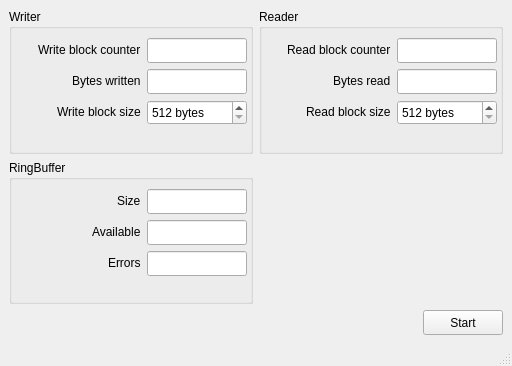
This is MainWindow.ui in johnco3/RingBuffer as Qt 5 draws it before an edit. The edited form follows.
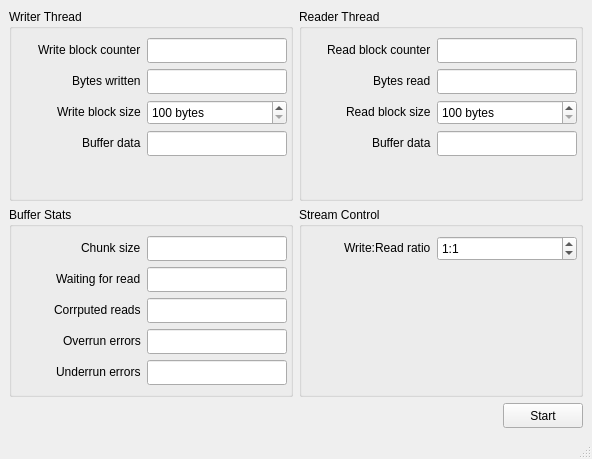
This is the edited form.

Commit message: Added buffer preview Added error counters Added write/read ratio Added underrun/overrun counters

What changed in the file:
```diff
--- a/MainWindow.ui
+++ b/MainWindow.ui
@@ -6,8 +6,8 @@
    <rect>
     <x>0</x>
     <y>0</y>
-    <width>512</width>
-    <height>366</height>
+    <width>592</width>
+    <height>459</height>
    </rect>
   </property>
   <property name="windowTitle">
@@ -18,11 +18,11 @@
     <item>
      <layout class="QVBoxLayout" name="verticalLayout">
       <item>
-       <layout class="QGridLayout" name="gridLayout">
+       <layout class="QGridLayout" name="gridLayout" rowstretch="1,0">
         <item row="0" column="0">
          <widget class="QGroupBox" name="groupBox">
           <property name="title">
-           <string>Writer</string>
+           <string>Writer Thread</string>
           </property>
           <layout class="QFormLayout" name="formLayout">
            <property name="labelAlignment">
@@ -45,13 +45,13 @@
             <widget class="QLineEdit" name="writeBlockCounter">
              <property name="minimumSize">
               <size>
-               <width>100</width>
+               <width>140</width>
                <height>25</height>
               </size>
              </property>
              <property name="maximumSize">
               <size>
-               <width>100</width>
+               <width>140</width>
                <height>25</height>
               </size>
              </property>
@@ -71,13 +71,13 @@
             <widget class="QLineEdit" name="bytesWritten">
              <property name="minimumSize">
               <size>
-               <width>100</width>
+               <width>140</width>
                <height>25</height>
               </size>
              </property>
              <property name="maximumSize">
               <size>
-               <width>100</width>
+               <width>140</width>
                <height>25</height>
               </size>
              </property>
@@ -97,13 +97,13 @@
             <widget class="QSpinBox" name="writeBlockSize">
              <property name="minimumSize">
               <size>
-               <width>100</width>
+               <width>140</width>
                <height>25</height>
               </size>
              </property>
              <property name="maximumSize">
               <size>
-               <width>100</width>
+               <width>140</width>
                <height>25</height>
               </size>
              </property>
@@ -111,13 +111,42 @@
               <string> bytes</string>
              </property>
              <property name="minimum">
-              <number>512</number>
+              <number>100</number>
              </property>
              <property name="maximum">
-              <number>8192</number>
+              <number>10000</number>
              </property>
              <property name="singleStep">
-              <number>512</number>
+              <number>100</number>
+             </property>
+             <property name="value">
+              <number>100</number>
+             </property>
+            </widget>
+           </item>
+           <item row="3" column="1">
+            <widget class="QLineEdit" name="writePreview">
+             <property name="minimumSize">
+              <size>
+               <width>140</width>
+               <height>25</height>
+              </size>
+             </property>
+             <property name="maximumSize">
+              <size>
+               <width>140</width>
+               <height>25</height>
+              </size>
+             </property>
+            </widget>
+           </item>
+           <item row="3" column="0">
+            <widget class="QLabel" name="label_18">
+             <property name="text">
+              <string>Buffer data</string>
+             </property>
+             <property name="alignment">
+              <set>Qt::AlignLeading|Qt::AlignLeft|Qt::AlignVCenter</set>
              </property>
             </widget>
            </item>
@@ -127,7 +156,7 @@
         <item row="0" column="1">
          <widget class="QGroupBox" name="groupBox_2">
           <property name="title">
-           <string>Reader</string>
+           <string>Reader Thread</string>
           </property>
           <layout class="QFormLayout" name="formLayout_2">
            <property name="labelAlignment">
@@ -150,13 +179,13 @@
             <widget class="QLineEdit" name="readBlockCounter">
              <property name="minimumSize">
               <size>
-               <width>100</width>
+               <width>140</width>
                <height>25</height>
               </size>
              </property>
              <property name="maximumSize">
               <size>
-               <width>100</width>
+               <width>140</width>
                <height>25</height>
               </size>
              </property>
@@ -176,13 +205,13 @@
             <widget class="QLineEdit" name="bytesRead">
              <property name="minimumSize">
               <size>
-               <width>100</width>
+               <width>140</width>
                <height>25</height>
               </size>
              </property>
              <property name="maximumSize">
               <size>
-               <width>100</width>
+               <width>140</width>
                <height>25</height>
               </size>
              </property>
@@ -202,13 +231,13 @@
             <widget class="QSpinBox" name="readBlockSize">
              <property name="minimumSize">
               <size>
-               <width>100</width>
+               <width>140</width>
                <height>25</height>
               </size>
              </property>
              <property name="maximumSize">
               <size>
-               <width>100</width>
+               <width>140</width>
                <height>25</height>
               </size>
              </property>
@@ -216,13 +245,42 @@
               <string> bytes</string>
              </property>
              <property name="minimum">
-              <number>512</number>
+              <number>100</number>
              </property>
              <property name="maximum">
-              <number>8192</number>
+              <number>10000</number>
              </property>
              <property name="singleStep">
-              <number>512</number>
+              <number>100</number>
+             </property>
+             <property name="value">
+              <number>100</number>
+             </property>
+            </widget>
+           </item>
+           <item row="3" column="1">
+            <widget class="QLineEdit" name="readPreview">
+             <property name="minimumSize">
+              <size>
+               <width>140</width>
+               <height>25</height>
+              </size>
+             </property>
+             <property name="maximumSize">
+              <size>
+               <width>140</width>
+               <height>25</height>
+              </size>
+             </property>
+            </widget>
+           </item>
+           <item row="3" column="0">
+            <widget class="QLabel" name="label_20">
+             <property name="text">
+              <string>Buffer data</string>
+             </property>
+             <property name="alignment">
+              <set>Qt::AlignLeading|Qt::AlignLeft|Qt::AlignVCenter</set>
              </property>
             </widget>
            </item>
@@ -232,7 +290,7 @@
         <item row="1" column="0">
          <widget class="QGroupBox" name="groupBox_3">
           <property name="title">
-           <string>RingBuffer</string>
+           <string>Buffer Stats</string>
           </property>
           <layout class="QFormLayout" name="formLayout_3">
            <property name="labelAlignment">
@@ -242,52 +300,52 @@
             <set>Qt::AlignRight|Qt::AlignTop|Qt::AlignTrailing</set>
            </property>
            <item row="0" column="0">
+            <widget class="QLabel" name="label_19">
+             <property name="text">
+              <string>Chunk size</string>
+             </property>
+             <property name="alignment">
+              <set>Qt::AlignLeading|Qt::AlignLeft|Qt::AlignVCenter</set>
+             </property>
+            </widget>
+           </item>
+           <item row="0" column="1">
+            <widget class="QLineEdit" name="basicBlockSize">
+             <property name="minimumSize">
+              <size>
+               <width>140</width>
+               <height>25</height>
+              </size>
+             </property>
+             <property name="maximumSize">
+              <size>
+               <width>140</width>
+               <height>25</height>
+              </size>
+             </property>
+            </widget>
+           </item>
+           <item row="1" column="0">
             <widget class="QLabel" name="label_17">
              <property name="text">
-              <string>Size</string>
+              <string>Waiting for read</string>
              </property>
              <property name="alignment">
               <set>Qt::AlignLeading|Qt::AlignLeft|Qt::AlignVCenter</set>
              </property>
             </widget>
            </item>
-           <item row="0" column="1">
+           <item row="1" column="1">
             <widget class="QLineEdit" name="bufferSize">
              <property name="minimumSize">
               <size>
-               <width>100</width>
+               <width>140</width>
                <height>25</height>
               </size>
              </property>
              <property name="maximumSize">
               <size>
-               <width>100</width>
-               <height>25</height>
-              </size>
-             </property>
-            </widget>
-           </item>
-           <item row="1" column="0">
-            <widget class="QLabel" name="label_3">
-             <property name="text">
-              <string>Available</string>
-             </property>
-             <property name="alignment">
-              <set>Qt::AlignLeading|Qt::AlignLeft|Qt::AlignVCenter</set>
-             </property>
-            </widget>
-           </item>
-           <item row="1" column="1">
-            <widget class="QLineEdit" name="bufferAvailable">
-             <property name="minimumSize">
-              <size>
-               <width>100</width>
-               <height>25</height>
-              </size>
-             </property>
-             <property name="maximumSize">
-              <size>
-               <width>100</width>
+               <width>140</width>
                <height>25</height>
               </size>
              </property>
@@ -296,7 +354,7 @@
            <item row="2" column="0">
             <widget class="QLabel" name="label_4">
              <property name="text">
-              <string>Errors</string>
+              <string>Corrputed reads</string>
              </property>
              <property name="alignment">
               <set>Qt::AlignLeading|Qt::AlignLeft|Qt::AlignVCenter</set>
@@ -307,15 +365,120 @@
             <widget class="QLineEdit" name="errorCounter">
              <property name="minimumSize">
               <size>
-               <width>100</width>
+               <width>140</width>
                <height>25</height>
               </size>
              </property>
              <property name="maximumSize">
               <size>
-               <width>100</width>
+               <width>140</width>
                <height>25</height>
               </size>
+             </property>
+            </widget>
+           </item>
+           <item row="3" column="1">
+            <widget class="QLineEdit" name="underruns">
+             <property name="minimumSize">
+              <size>
+               <width>140</width>
+               <height>25</height>
+              </size>
+             </property>
+             <property name="maximumSize">
+              <size>
+               <width>140</width>
+               <height>25</height>
+              </size>
+             </property>
+            </widget>
+           </item>
+           <item row="3" column="0">
+            <widget class="QLabel" name="label_10">
+             <property name="text">
+              <string>Overrun errors</string>
+             </property>
+             <property name="alignment">
+              <set>Qt::AlignLeading|Qt::AlignLeft|Qt::AlignVCenter</set>
+             </property>
+            </widget>
+           </item>
+           <item row="4" column="0">
+            <widget class="QLabel" name="label_11">
+             <property name="text">
+              <string>Underrun errors</string>
+             </property>
+             <property name="alignment">
+              <set>Qt::AlignLeading|Qt::AlignLeft|Qt::AlignVCenter</set>
+             </property>
+            </widget>
+           </item>
+           <item row="4" column="1">
+            <widget class="QLineEdit" name="overruns">
+             <property name="minimumSize">
+              <size>
+               <width>140</width>
+               <height>25</height>
+              </size>
+             </property>
+             <property name="maximumSize">
+              <size>
+               <width>140</width>
+               <height>25</height>
+              </size>
+             </property>
+            </widget>
+           </item>
+          </layout>
+         </widget>
+        </item>
+        <item row="1" column="1">
+         <widget class="QGroupBox" name="groupBox_7">
+          <property name="title">
+           <string>Stream Control</string>
+          </property>
+          <layout class="QFormLayout" name="formLayout_4">
+           <property name="labelAlignment">
+            <set>Qt::AlignRight|Qt::AlignTrailing|Qt::AlignVCenter</set>
+           </property>
+           <property name="formAlignment">
+            <set>Qt::AlignRight|Qt::AlignTop|Qt::AlignTrailing</set>
+           </property>
+           <item row="0" column="0">
+            <widget class="QLabel" name="label_9">
+             <property name="text">
+              <string>Write:Read ratio</string>
+             </property>
+             <property name="alignment">
+              <set>Qt::AlignLeading|Qt::AlignLeft|Qt::AlignVCenter</set>
+             </property>
+            </widget>
+           </item>
+           <item row="0" column="1">
+            <widget class="QSpinBox" name="writeReadRatio">
+             <property name="minimumSize">
+              <size>
+               <width>140</width>
+               <height>25</height>
+              </size>
+             </property>
+             <property name="maximumSize">
+              <size>
+               <width>140</width>
+               <height>25</height>
+              </size>
+             </property>
+             <property name="suffix">
+              <string>:1</string>
+             </property>
+             <property name="maximum">
+              <number>10</number>
+             </property>
+             <property name="singleStep">
+              <number>1</number>
+             </property>
+             <property name="value">
+              <number>1</number>
              </property>
             </widget>
            </item>
```
Left out of the diff: 4 changed lines with no effect on the pictures. The commit also changes 1 other file.
